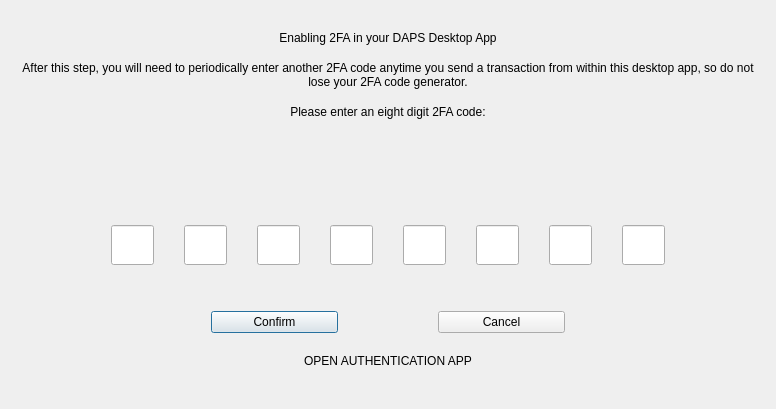
Old version of the form src/qt/forms/2fadialog.ui in the repository nashsclay/DAPSCoin.
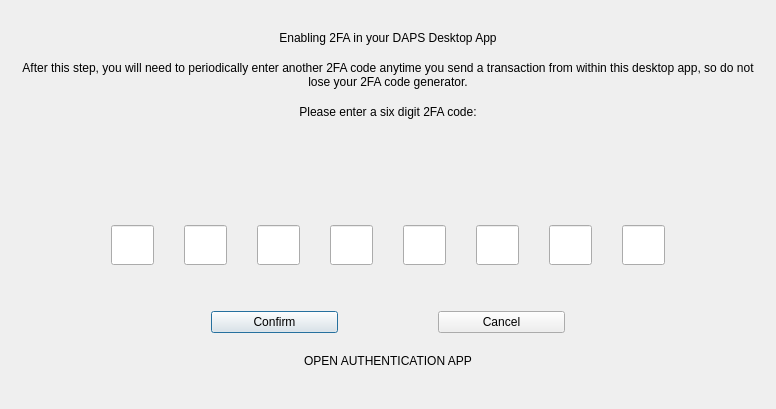
New version of the form.

Commit message: Add 2FA digits settings/options (6 or 8)

```diff
--- a/src/qt/forms/2fadialog.ui
+++ b/src/qt/forms/2fadialog.ui
@@ -78,7 +78,7 @@
         </font>
        </property>
        <property name="text">
-        <string>Please enter an eight digit 2FA code:</string>
+        <string>Please enter a six digit 2FA code:</string>
        </property>
        <property name="alignment">
         <set>Qt::AlignCenter</set>
```
The commit also changes 10 other files.
